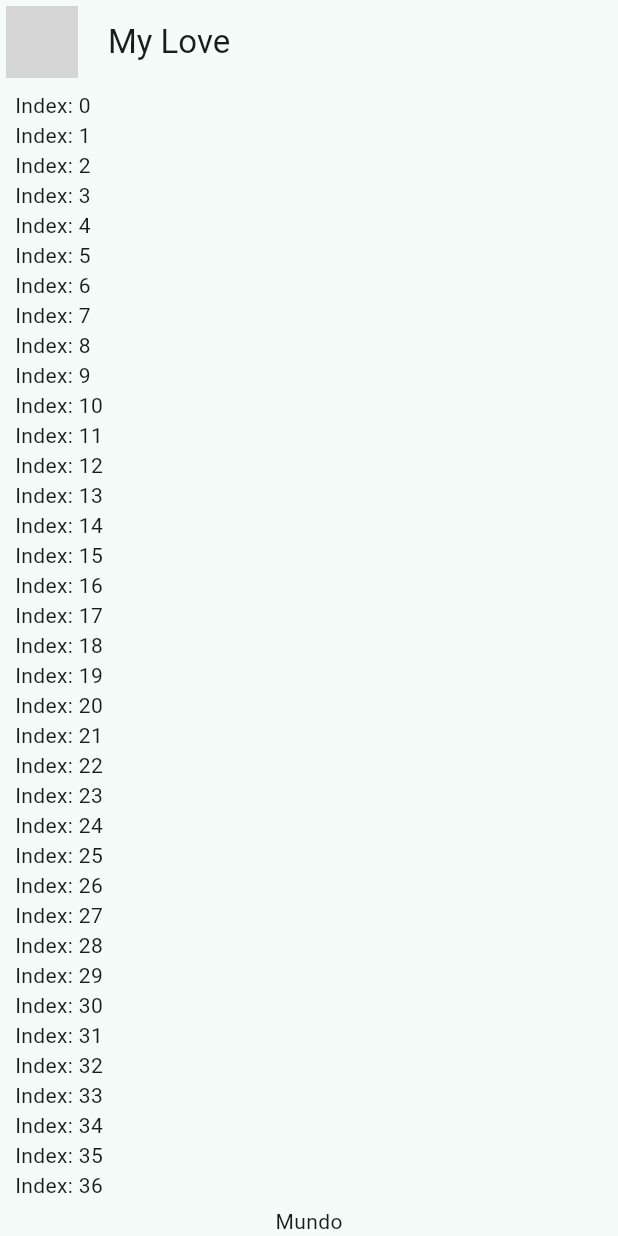
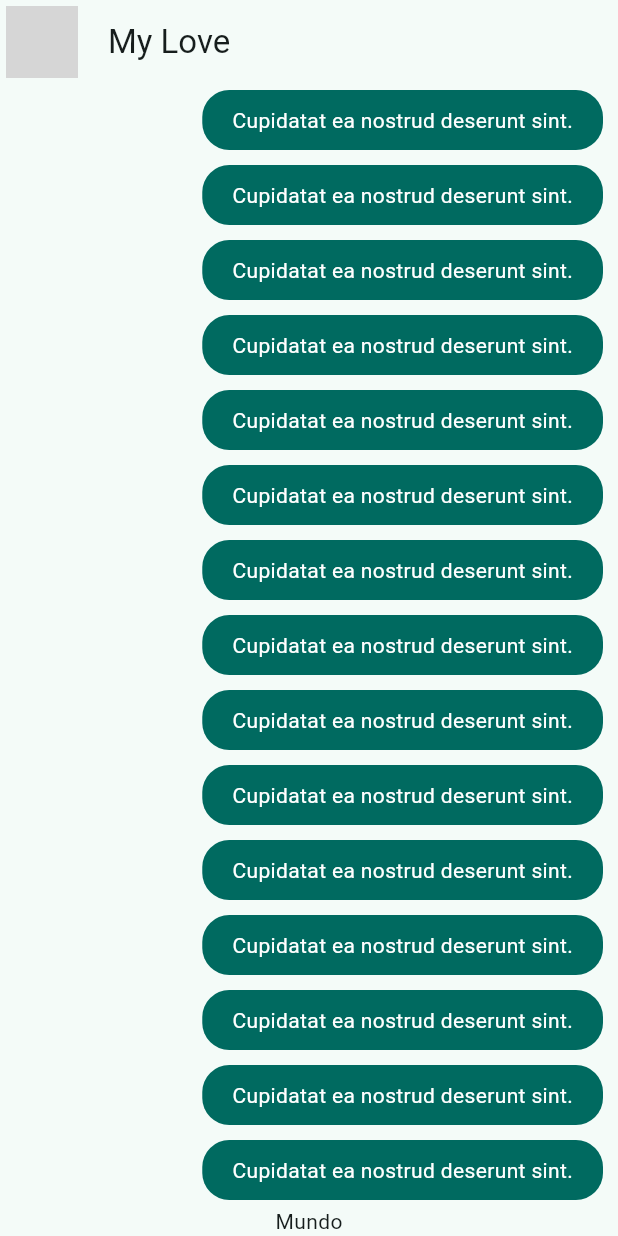
Before and after one commit to diegopagini/Yes-No_Flutter, a Flutter app: the screen it shows after launch, on a phone screen of 412 x 824 dp. Run offline on Flutter 3.47's test engine with Material 3 defaults, Android fonts, the phone set to English and light mode, and no system bars; network calls fail; grey boxes are pictures that could not be loaded.

Commit message:
bubble message

```diff
--- a/lib/main.dart
+++ b/lib/main.dart
@@ -1,6 +1,6 @@
 import 'package:flutter/material.dart';
 import 'package:yes_no/config/theme/app_theme.dart';
-import 'package:yes_no/presentation/chat/chat_screen.dart';
+import 'package:yes_no/presentation/screens/chat/chat_screen.dart';
 
 void main() => runApp(const MyApp());
 
--- a/lib/presentation/chat/chat_screen.dart
+++ b/lib/presentation/screens/chat/chat_screen.dart
@@ -1,5 +1,5 @@
 import 'package:flutter/material.dart';
-import 'package:yes_no/presentation/widgets/chat_view.dart';
+import 'package:yes_no/presentation/widgets/chat/chat_view.dart';
 import 'package:yes_no/presentation/widgets/custom_app_bar.dart';
 
 class ChatScreen extends StatelessWidget {
--- a/lib/presentation/widgets/chat_view.dart
+++ b/lib/presentation/widgets/chat/chat_view.dart
@@ -1,4 +1,5 @@
 import 'package:flutter/material.dart';
+import 'package:yes_no/presentation/widgets/chat/my_message_bubble.dart';
 
 class ChatView extends StatelessWidget {
   const ChatView({
@@ -13,12 +14,12 @@ class ChatView extends StatelessWidget {
         padding: const EdgeInsets.symmetric(horizontal: 10),
         child: Column(
           children: [
+            // To fill all the view;
             Expanded(
-                // To fill all the view;
                 child: ListView.builder(
               itemCount: 100,
               itemBuilder: (context, index) {
-                return Text('Index: $index');
+                return const MyMessageBubble();
               },
             )),
             const Text('Mundo')
--- /dev/null
+++ b/lib/presentation/widgets/chat/my_message_bubble.dart
@@ -0,0 +1,33 @@
+import 'package:flutter/material.dart';
+
+class MyMessageBubble extends StatelessWidget {
+  const MyMessageBubble({super.key});
+
+  @override
+  Widget build(BuildContext context) {
+    // To get the theme from my custom theme in the seed.
+    final colors = Theme.of(context).colorScheme;
+
+    return Column(
+      crossAxisAlignment: CrossAxisAlignment.end,
+      children: [
+        Container(
+          decoration: BoxDecoration(
+            borderRadius: BorderRadius.circular(18),
+            color: colors.primary,
+          ),
+          child: const Padding(
+            padding: EdgeInsets.symmetric(horizontal: 20, vertical: 10),
+            child: Text(
+              'Cupidatat ea nostrud deserunt sint.',
+              style: TextStyle(color: Colors.white),
+            ),
+          ),
+        ),
+        const SizedBox(
+          height: 10,
+        )
+      ],
+    );
+  }
+}
```
Also changed, not shown: 1 other file.
